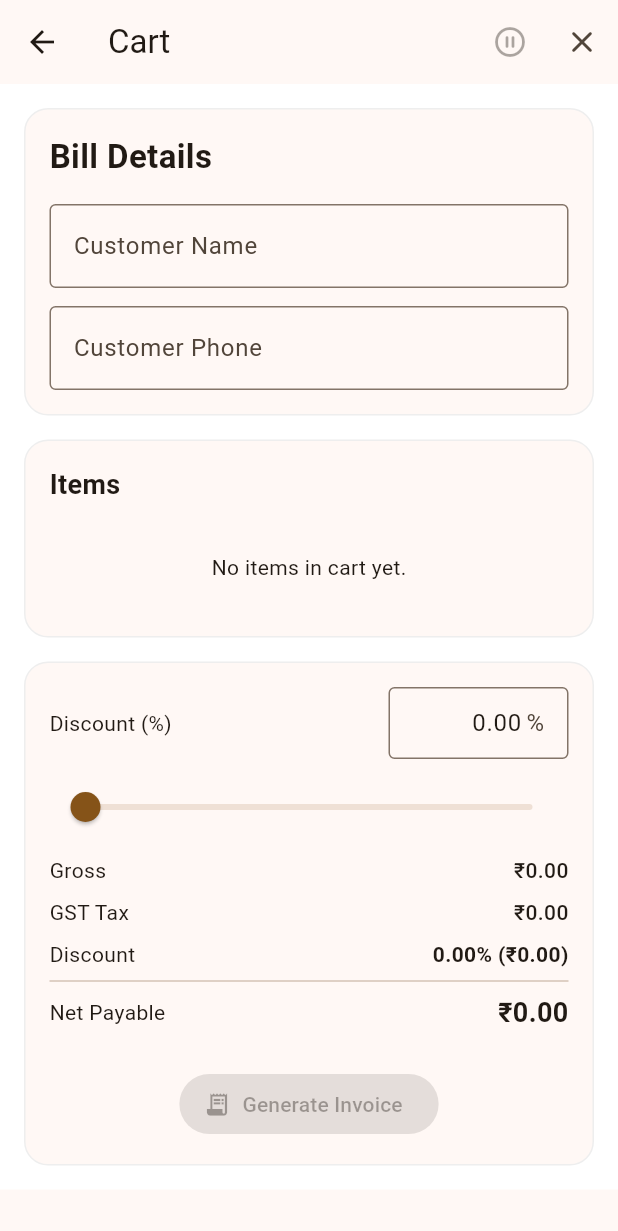
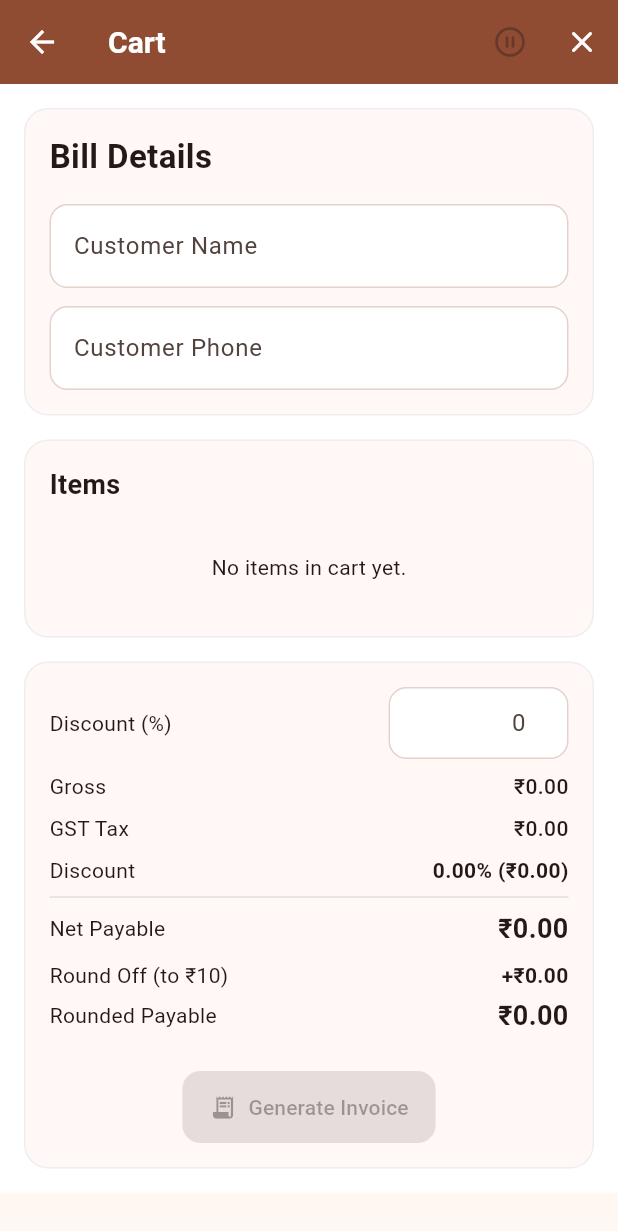
Before and after one commit to Ravikishore3679/crackers_billing, a Flutter app: the screen it shows once a user with an empty profile is signed in, after a tap on an icon or button, on a phone screen of 412 x 824 dp. Shown: the top 1231 px of the screen. Run offline on Flutter 3.47's test engine with Material 3 defaults, Android fonts, the light colour scheme and no system bars; our stand-ins replace cloud_firestore, file_picker, firebase_auth, firebase_core, google_sign_in, pdf and 3 more; missing offline and left inert: excel, google_sign_in_web; accounts and stored records are empty.

Commit message:
color and  screen shot optiopn

```diff
--- a/lib/main.dart
+++ b/lib/main.dart
@@ -5,6 +5,7 @@ import 'package:google_sign_in/google_sign_in.dart';
 
 import 'firebase_options.dart';
 import 'views/auth_gate.dart';
+import 'theme/app_theme.dart';
 
 const String googleWebClientId =
     '162682850132-pb5alb13lnmcvhagkfeu7t1l5mtoaocv.apps.googleusercontent.com';
@@ -52,10 +53,7 @@ class CrackersBillingApp extends StatelessWidget {
     return MaterialApp(
       title: 'Crackers Sales & Invoices',
       debugShowCheckedModeBanner: false,
-      theme: ThemeData(
-        colorScheme: ColorScheme.fromSeed(seedColor: Colors.orange),
-        useMaterial3: true,
-      ),
+      theme: AppTheme.light(),
       home: const AuthGate(),
     );
   }
--- a/lib/models/cracker_item.dart
+++ b/lib/models/cracker_item.dart
@@ -20,6 +20,9 @@ class CrackerItem {
   final double unitPrice;
   final int stockAvailable;
   final double taxRate;
+
+  String get nameWithSubCategory =>
+      subCategory.trim().isEmpty ? name : '$subCategory - $name';
 
   CrackerItem copyWith({
     String? id,
--- a/lib/models/invoice.dart
+++ b/lib/models/invoice.dart
@@ -39,7 +39,7 @@ class Invoice {
       '---',
       ...lineItems.map(
         (item) =>
-            '${item.crackerItem.name} x ${item.quantity} = ₹${item.subtotal.toStringAsFixed(2)}',
+            '${item.crackerItem.nameWithSubCategory} x ${item.quantity} = ₹${item.subtotal.toStringAsFixed(2)}',
       ),
       '---',
       'Gross Total: ₹${grossTotal.toStringAsFixed(2)}',
--- /dev/null
+++ b/lib/theme/app_theme.dart
@@ -0,0 +1,118 @@
+import 'package:flutter/material.dart';
+
+class AppTheme {
+  AppTheme._();
+
+  static const Color seed = Color(0xFFE65100);
+
+  static ThemeData light() {
+    final scheme = ColorScheme.fromSeed(
+      seedColor: seed,
+      brightness: Brightness.light,
+    );
+    final shape = RoundedRectangleBorder(
+      borderRadius: BorderRadius.circular(12),
+    );
+
+    return ThemeData(
+      useMaterial3: true,
+      colorScheme: scheme,
+      scaffoldBackgroundColor: const Color(0xFFFFF8F2),
+      appBarTheme: AppBarTheme(
+        backgroundColor: scheme.primary,
+        foregroundColor: scheme.onPrimary,
+        elevation: 0,
+        scrolledUnderElevation: 0,
+        centerTitle: false,
+        titleTextStyle: TextStyle(
+          color: scheme.onPrimary,
+          fontSize: 20,
+          fontWeight: FontWeight.w700,
+        ),
+      ),
+      cardTheme: CardThemeData(
+        color: Colors.white,
+        elevation: 0,
+        surfaceTintColor: Colors.transparent,
+        shadowColor: scheme.primary.withValues(alpha: 0.25),
+        shape: RoundedRectangleBorder(
+          borderRadius: BorderRadius.circular(14),
+          side: BorderSide(color: scheme.primary.withValues(alpha: 0.12)),
+        ),
+      ),
+      chipTheme: ChipThemeData(
+        backgroundColor: scheme.primaryContainer.withValues(alpha: 0.6),
+        side: BorderSide.none,
+        shape: const StadiumBorder(),
+        labelStyle: TextStyle(
+          color: scheme.onPrimaryContainer,
+          fontWeight: FontWeight.w600,
+        ),
+      ),
+      textButtonTheme: TextButtonThemeData(
+        style: TextButton.styleFrom(
+          foregroundColor: scheme.primary,
+          textStyle: const TextStyle(fontWeight: FontWeight.w700),
+        ),
+      ),
+      floatingActionButtonTheme: FloatingActionButtonThemeData(
+        backgroundColor: scheme.primary,
+        foregroundColor: scheme.onPrimary,
+        shape: shape,
+      ),
+      dialogTheme: DialogThemeData(
+        backgroundColor: Colors.white,
+        surfaceTintColor: Colors.transparent,
+        shape: RoundedRectangleBorder(borderRadius: BorderRadius.circular(18)),
+      ),
+      listTileTheme: ListTileThemeData(shape: shape),
+      inputDecorationTheme: InputDecorationTheme(
+        filled: true,
+        fillColor: Colors.white,
+        border: OutlineInputBorder(
+          borderRadius: BorderRadius.circular(12),
+          borderSide: BorderSide(color: scheme.primary.withValues(alpha: 0.25)),
+        ),
+        enabledBorder: OutlineInputBorder(
+          borderRadius: BorderRadius.circular(12),
+          borderSide: BorderSide(color: scheme.primary.withValues(alpha: 0.25)),
+        ),
+        focusedBorder: OutlineInputBorder(
+          borderRadius: BorderRadius.circular(12),
+          borderSide: BorderSide(color: scheme.primary, width: 2),
+        ),
+      ),
+      filledButtonTheme: FilledButtonThemeData(
+        style: FilledButton.styleFrom(
+          shape: shape,
+          padding: const EdgeInsets.symmetric(horizontal: 18, vertical: 14),
+        ),
+      ),
+      outlinedButtonTheme: OutlinedButtonThemeData(
+        style: OutlinedButton.styleFrom(
+          shape: shape,
+          padding: const EdgeInsets.symmetric(horizontal: 18, vertical: 14),
+        ),
+      ),
+      navigationBarTheme: NavigationBarThemeData(
+        backgroundColor: Colors.white,
+        surfaceTintColor: Colors.transparent,
+        elevation: 8,
+        shadowColor: scheme.primary.withValues(alpha: 0.3),
+        indicatorColor: scheme.primaryContainer,
+        labelTextStyle: WidgetStatePropertyAll(
+          TextStyle(
+            fontSize: 12,
+            fontWeight: FontWeight.w600,
+            color: scheme.onSurface,
+          ),
+        ),
+      ),
+      snackBarTheme: SnackBarThemeData(
+        behavior: SnackBarBehavior.floating,
+        shape: shape,
+      ),
+      dividerTheme: DividerThemeData(color: Colors.grey.shade300),
+    );
+  }
+}
--- a/lib/view_models/sales_view_model.dart
+++ b/lib/view_models/sales_view_model.dart
@@ -107,6 +107,10 @@ class SalesViewModel extends ChangeNotifier {
     final safeDiscount = discountAmount.clamp(0.0, grossTotal);
     return grossTotal + taxTotal - safeDiscount;
   }
+
+  double get roundedNetTotal => (netTotal / 10).round() * 10.0;
+
+  double get roundOffAmount => roundedNetTotal - netTotal;
 
   Future<void> _handleAuthStateChanged(User? user) async {
     final previousUserId = _activeUserId;
--- a/lib/views/app_shell.dart
+++ b/lib/views/app_shell.dart
@@ -106,6 +106,15 @@ class _AppShellState extends State<AppShell> {
           title: const Text('Crackers Sales & Invoices'),
           backgroundColor: Theme.of(context).colorScheme.primary,
           foregroundColor: Theme.of(context).colorScheme.onPrimary,
+          flexibleSpace: Container(
+            decoration: const BoxDecoration(
+              gradient: LinearGradient(
+                colors: [Color(0xFFBF360C), Color(0xFFF57C00)],
+                begin: Alignment.centerLeft,
+                end: Alignment.centerRight,
+              ),
+            ),
+          ),
           actions: [
             if (isOwner)
               IconButton(
--- a/lib/views/sales_screen.dart
+++ b/lib/views/sales_screen.dart
@@ -4,11 +4,12 @@ import 'package:pdf/pdf.dart';
 import 'package:pdf/widgets.dart' as pw;
 import 'package:printing/printing.dart';
 import 'package:provider/provider.dart';
-import 'package:share_plus/share_plus.dart';
 
 import '../models/cracker_item.dart';
 import '../models/invoice.dart';
+import '../services/pdf_theme.dart';
 import '../view_models/sales_view_model.dart';
+import 'invoice_receipt_card.dart';
 
 class SalesScreen extends StatelessWidget {
   const SalesScreen({super.key});
@@ -353,8 +354,16 @@ class _ProductCard extends StatelessWidget {
 
     return Card(
       margin: EdgeInsets.zero,
-      elevation: 1,
-      child: Padding(
+      clipBehavior: Clip.antiAlias,
+      child: Container(
+        decoration: BoxDecoration(
+          border: Border(
+            left: BorderSide(
+              color: canAdd ? Colors.orange.shade700 : Colors.grey.shade400,
+              width: 4,
+            ),
+          ),
+        ),
         padding: const EdgeInsets.all(10),
         child: Row(
           crossAxisAlignment: CrossAxisAlignment.start,
@@ -439,9 +448,54 @@ class _ProductCard extends StatelessWidget {
                   ],
                 ),
                 const SizedBox(height: 8),
-                Align(
-                  alignment: Alignment.centerRight,
+                Row(
+                  mainAxisSize: MainAxisSize.min,
+                  children: [
+                    if (canAdd)
+                      for (final n in const [2, 5])
+                        Padding(
+                          padding: const EdgeInsets.only(right: 6),
                           child: InkWell(
+                            onTap: () {
+                              try {
+                                viewModel.updateQuantity(
+                                  item.id,
+                                  cartQuantity + n,
+                                );
+                                onAddedToCart?.call();
+                              } catch (error) {
+                                ScaffoldMessenger.of(context).showSnackBar(
+                                  SnackBar(
+                                    content: Text(error.toString()),
+                                    backgroundColor: Colors.red,
+                                  ),
+                                );
+                              }
+                            },
+                            borderRadius: BorderRadius.circular(999),
+                            child: Container(
+                              padding: const EdgeInsets.symmetric(
+                                horizontal: 10,
+                                vertical: 6,
+                              ),
+                              decoration: BoxDecoration(
+                                border: Border.all(
+                                  color: Theme.of(context).colorScheme.primary,
+                                ),
+                                borderRadius: BorderRadius.circular(999),
+                              ),
+                              child: Text(
+                                '+$n',
+                                style: TextStyle(
+                                  color: Theme.of(context).colorScheme.primary,
+                                  fontWeight: FontWeight.w700,
+                                  fontSize: 11,
+                                ),
+                              ),
+                            ),
+                          ),
+                        ),
+                    InkWell(
                       onTap: canAdd
                           ? () {
                               try {
@@ -482,6 +536,7 @@ class _ProductCard extends StatelessWidget {
                         ),
                       ),
                     ),
+                  ],
                 ),
                 if (cartQuantity > 0) ...[
                   const SizedBox(height: 8),
@@ -493,7 +548,10 @@ class _ProductCard extends StatelessWidget {
                         InkWell(
                           onTap: () {
                             try {
-                              viewModel.updateQuantity(item.id, cartQuantity - 1);
+                              viewModel.updateQuantity(
+                                item.id,
+                                cartQuantity - 1,
+                              );
                             } catch (error) {
                               ScaffoldMessenger.of(context).showSnackBar(
                                 SnackBar(
@@ -522,15 +580,16 @@ class _ProductCard extends StatelessWidget {
                           padding: const EdgeInsets.symmetric(horizontal: 6),
                           child: Text(
                             '$cartQuantity',
-                            style: const TextStyle(
-                              fontWeight: FontWeight.w600,
-                            ),
+                            style: const TextStyle(fontWeight: FontWeight.w600),
                           ),
                         ),
                         InkWell(
                           onTap: () {
                             try {
-                              viewModel.updateQuantity(item.id, cartQuantity + 1);
+                              viewModel.updateQuantity(
+                                item.id,
+                                cartQuantity + 1,
+                              );
                             } catch (error) {
                               ScaffoldMessenger.of(context).showSnackBar(
                                 SnackBar(
@@ -573,17 +632,10 @@ class _CartPanel extends StatelessWidget {
 
   final SalesViewModel viewModel;
 
-  Future<void> _shareInvoice(BuildContext context, Invoice invoice) async {
-    await SharePlus.instance.share(
-      ShareParams(
-        text: invoice.invoiceSummaryText,
-        subject: 'Crackers Invoice ${invoice.id}',
-      ),
-    );
-  }
+  static final GlobalKey _billKey = GlobalKey();
 
   Future<Uint8List> _buildInvoicePdfBytes(Invoice invoice) async {
-    final pdf = pw.Document();
+    final pdf = pw.Document(theme: await loadPdfTheme());
     pdf.addPage(
       pw.Page(
         pageFormat: PdfPageFormat.a4,
@@ -616,7 +668,9 @@ class _CartPanel extends StatelessWidget {
                   child: pw.Row(
                     mainAxisAlignment: pw.MainAxisAlignment.spaceBetween,
                     children: [
-                      pw.Text('${item.crackerItem.name} x ${item.quantity}'),
+                      pw.Text(
+                        '${item.crackerItem.nameWithSubCategory} x ${item.quantity}',
+                      ),
                       pw.Text('₹${item.subtotal.toStringAsFixed(2)}'),
                     ],
                   ),
@@ -844,7 +898,7 @@ class _CartPanel extends StatelessWidget {
                                   crossAxisAlignment: CrossAxisAlignment.start,
                                   children: [
                                     Text(
-                                      line.crackerItem.name,
+                                      line.crackerItem.nameWithSubCategory,
                                       style: const TextStyle(
                                         fontWeight: FontWeight.w600,
                                       ),
@@ -991,8 +1045,9 @@ class _CartPanel extends StatelessWidget {
                           width: 120,
                           child: TextFormField(
                             key: ValueKey(viewModel.cart.length),
-                            initialValue: viewModel.discountPercent
-                                .toStringAsFixed(2),
+                            initialValue: viewModel.discountPercent == 0
+                                ? ''
+                                : viewModel.discountPercent.toString(),
                             keyboardType: const TextInputType.numberWithOptions(
                               decimal: true,
                             ),
@@ -1000,6 +1055,7 @@ class _CartPanel extends StatelessWidget {
                             decoration: const InputDecoration(
                               isDense: true,
                               border: OutlineInputBorder(),
+                              hintText: '0',
                               suffixText: '%',
                             ),
                             onChanged: (value) {
@@ -1013,14 +1069,6 @@ class _CartPanel extends StatelessWidget {
                           ),
                         ),
                       ],
-                    ),
-                    const SizedBox(height: 8),
-                    Slider(
-                      value: viewModel.discountPercent,
-                      max: 100.0,
-                      onChanged: (value) {
-                        viewModel.applyDiscount(value);
-                      },
                     ),
                     const SizedBox(height: 8),
                     _SummaryRow(label: 'Gross', value: viewModel.grossTotal),
@@ -1039,6 +1087,22 @@ class _CartPanel extends StatelessWidget {
                     _SummaryRow(
                       label: 'Net Payable',
                       value: viewModel.netTotal,
+                      isTotal: true,
+                    ),
+                    Row(
+                      mainAxisAlignment: MainAxisAlignment.spaceBetween,
+                      children: [
+                        const Text('Round Off (to ₹10)'),
+                        Text(
+                          '${viewModel.roundOffAmount >= 0 ? '+' : '-'}₹${viewModel.roundOffAmount.abs().toStringAsFixed(2)}',
+                          style: const TextStyle(fontWeight: FontWeight.w600),
+                        ),
+                      ],
+                    ),
+                    const SizedBox(height: 4),
+                    _SummaryRow(
+                      label: 'Rounded Payable',
+                      value: viewModel.roundedNetTotal,
                       isTotal: true,
                     ),
                     const SizedBox(height: 16),
@@ -1091,9 +1155,9 @@ class _CartPanel extends StatelessWidget {
                         ),
                       ),
                       const SizedBox(height: 10),
-                      Text(
-                        viewModel.lastGeneratedInvoice!.invoiceSummaryText,
-                        softWrap: true,
+                      InvoiceReceiptCard(
+                        invoice: viewModel.lastGeneratedInvoice!,
+                        boundaryKey: _billKey,
                       ),
                       const SizedBox(height: 12),
                       Wrap(
@@ -1103,12 +1167,13 @@ class _CartPanel extends StatelessWidget {
                           SizedBox(
                             width: 140,
                             child: OutlinedButton.icon(
-                              onPressed: () => _shareInvoice(
+                              onPressed: () => shareInvoiceImage(
                                 context,
+                                _billKey,
                                 viewModel.lastGeneratedInvoice!,
                               ),
-                              icon: const Icon(Icons.share_rounded),
-                              label: const Text('Share'),
+                              icon: const Icon(Icons.image_rounded),
+                              label: const Text('Share Image'),
                             ),
                           ),
                           SizedBox(
--- a/pubspec.yaml
+++ b/pubspec.yaml
@@ -80,6 +80,9 @@ flutter:
   # For details regarding adding assets from package dependencies, see
   # https://flutter.dev/to/asset-from-package
 
+  assets:
+    - assets/fonts/
+
   # To add custom fonts to your application, add a fonts section here,
   # in this "flutter" section. Each entry in this list should have a
   # "family" key with the font family name, and a "fonts" key with a
```
Also changed, not shown: lib/services/pdf_theme.dart (added, +23 -0 lines), lib/views/invoice_entry_screen.dart (+29 -24 lines), lib/views/invoice_receipt_card.dart (added, +166 -0 lines), lib/views/reports_screen.dart (+38 -15 lines), assets/fonts/NotoSans-Bold.ttf (added), assets/fonts/NotoSans-Regular.ttf (added). Lines whose indentation alone changed are shown as unchanged.
